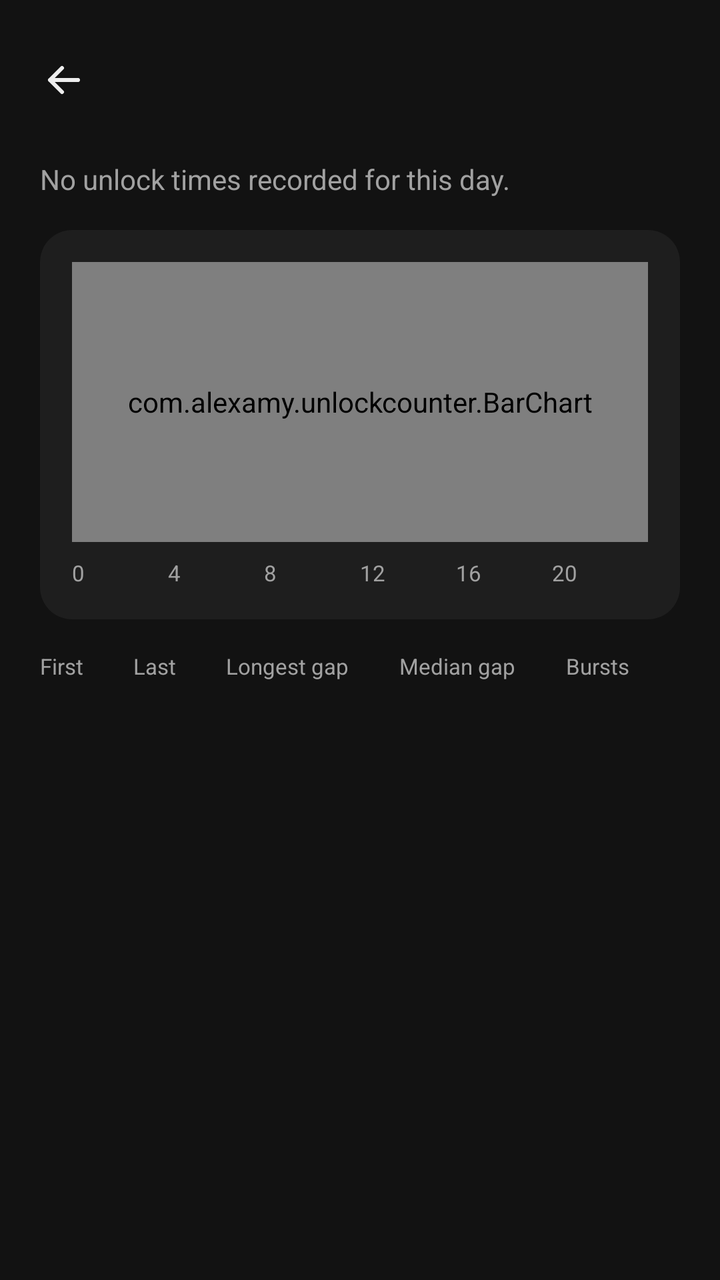
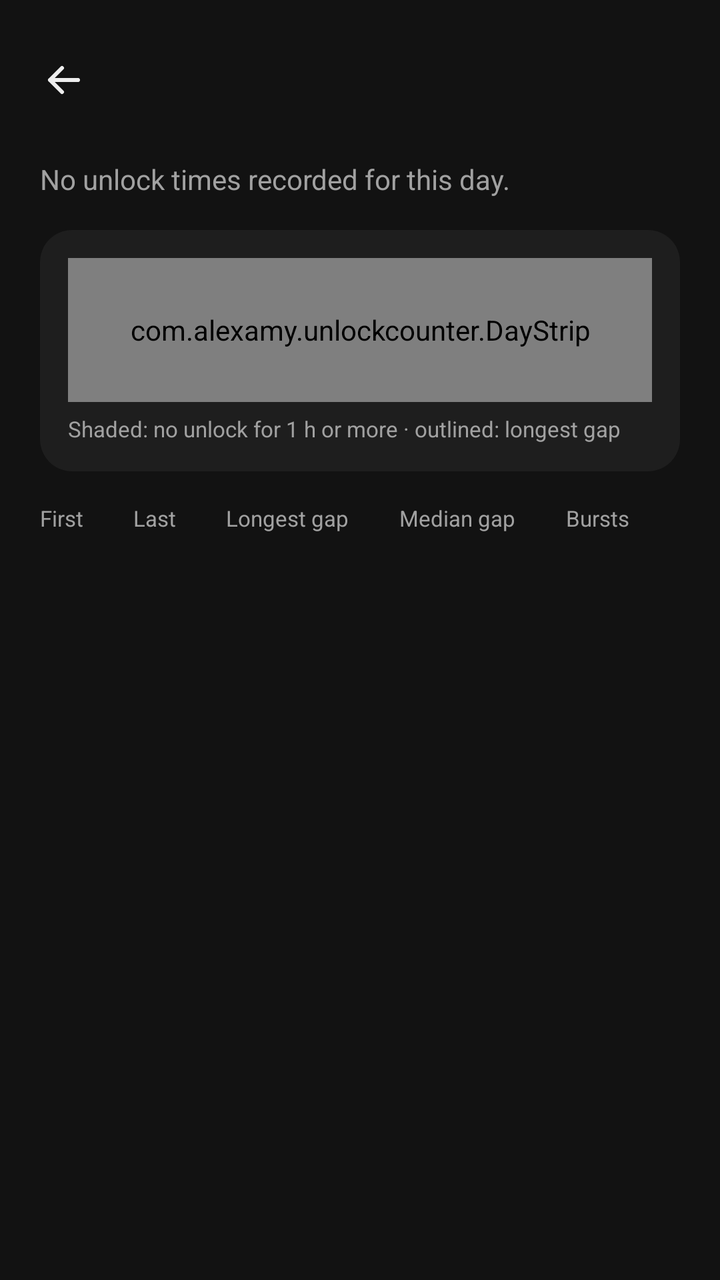

Compare the two renders of this Android layout. The source of the first and the diff that turns it into the second are given below.
<!-- AndroidManifest.xml: activity theme AppTheme -->
<!-- res/layout/activity_day.xml -->
<?xml version="1.0" encoding="utf-8"?>
<LinearLayout xmlns:android="http://schemas.android.com/apk/res/android"
    android:id="@+id/root"
    android:layout_width="match_parent"
    android:layout_height="match_parent"
    android:orientation="vertical">

    <LinearLayout
        android:layout_width="match_parent"
        android:layout_height="wrap_content"
        android:layout_marginTop="16dp"
        android:gravity="center_vertical"
        android:orientation="horizontal"
        android:paddingHorizontal="8dp">

        <ImageButton
            android:id="@+id/back"
            style="@style/Spot"
            android:layout_width="48dp"
            android:layout_height="48dp"
            android:background="?android:attr/selectableItemBackgroundBorderless"
            android:contentDescription="@string/back"
            android:src="@drawable/ic_back"
            android:tint="@color/text" />

        <TextView
            android:id="@+id/title"
            android:layout_width="0dp"
            android:layout_height="wrap_content"
            android:layout_marginStart="4dp"
            android:layout_weight="1"
            android:accessibilityHeading="true"
            android:textColor="@color/text"
            android:textSize="24sp"
            android:textStyle="bold" />
    </LinearLayout>

    <TextView
        android:id="@+id/day_empty"
        android:layout_width="match_parent"
        android:layout_height="wrap_content"
        android:paddingHorizontal="20dp"
        android:paddingTop="16dp"
        android:text="@string/day_no_times"
        android:textColor="@color/text_muted"
        android:textSize="14sp" />

    <LinearLayout
        android:id="@+id/day_content"
        android:layout_width="match_parent"
        android:layout_height="match_parent"
        android:orientation="vertical"
        android:paddingHorizontal="20dp">

        <LinearLayout
            android:layout_width="match_parent"
            android:layout_height="wrap_content"
            android:layout_marginVertical="16dp"
            android:background="@drawable/bg_card"
            android:orientation="vertical"
            android:padding="16dp">

            <com.alexamy.unlockcounter.BarChart
                android:id="@+id/hours"
                android:layout_width="match_parent"
                android:layout_height="140dp" />

            <LinearLayout
                android:layout_width="match_parent"
                android:layout_height="wrap_content"
                android:layout_marginTop="8dp"
                android:importantForAccessibility="noHideDescendants"
                android:orientation="horizontal">

                <TextView style="@style/HourLabel" android:text="0" />
                <TextView style="@style/HourLabel" android:text="4" />
                <TextView style="@style/HourLabel" android:text="8" />
                <TextView style="@style/HourLabel" android:text="12" />
                <TextView style="@style/HourLabel" android:text="16" />
                <TextView style="@style/HourLabel" android:text="20" />
            </LinearLayout>
        </LinearLayout>

        <LinearLayout
            android:layout_width="match_parent"
            android:layout_height="wrap_content"
            android:layout_marginBottom="16dp"
            android:orientation="horizontal">

            <LinearLayout style="@style/StatCell">
                <TextView style="@style/StatLabel" android:text="@string/stat_first" />
                <TextView android:id="@+id/first" style="@style/StatValue" />
            </LinearLayout>

            <LinearLayout style="@style/StatCell">
                <TextView style="@style/StatLabel" android:text="@string/stat_last" />
                <TextView android:id="@+id/last" style="@style/StatValue" />
            </LinearLayout>

            <LinearLayout style="@style/StatCell">
                <TextView style="@style/StatLabel" android:text="@string/stat_longest_gap" />
                <TextView android:id="@+id/longest_gap" style="@style/StatValue" />
            </LinearLayout>

            <LinearLayout style="@style/StatCell">
                <TextView style="@style/StatLabel" android:text="@string/stat_median_gap" />
                <TextView android:id="@+id/median_gap" style="@style/StatValue" />
            </LinearLayout>

            <LinearLayout style="@style/StatCell">
                <TextView style="@style/StatLabel" android:text="@string/stat_bursts" />
                <TextView android:id="@+id/bursts" style="@style/StatValue" />
            </LinearLayout>
        </LinearLayout>

        <TextView
            android:id="@+id/partial"
            android:layout_width="match_parent"
            android:layout_height="wrap_content"
            android:layout_marginBottom="8dp"
            android:textColor="@color/text_muted"
            android:textSize="13sp" />

        <ListView
            android:id="@+id/times"
            android:layout_width="match_parent"
            android:layout_height="0dp"
            android:layout_weight="1"
            android:divider="@color/surface_high"
            android:dividerHeight="1dp" />
    </LinearLayout>
</LinearLayout>
<!-- resources referenced by this layout -->
<resources>
  <color name="surface_high">#2A2A2A</color>
  <color name="text">#EDEDED</color>
  <color name="text_muted">#A1A1A1</color>
  <!-- drawable bg_card (drawable) -->
  <?xml version="1.0" encoding="utf-8"?>
  <shape xmlns:android="http://schemas.android.com/apk/res/android" android:shape="rectangle">
      <solid android:color="@color/surface" />
      <corners android:radius="16dp" />
  </shape>
  <!-- drawable ic_back (drawable) -->
  <?xml version="1.0" encoding="utf-8"?>
  <vector xmlns:android="http://schemas.android.com/apk/res/android"
      android:width="24dp"
      android:height="24dp"
      android:autoMirrored="true"
      android:viewportWidth="24"
      android:viewportHeight="24">
      <path
          android:pathData="M19,12H5M11,6l-6,6 6,6"
          android:strokeWidth="2"
          android:strokeColor="#FFFFFF"
          android:strokeLineCap="round"
          android:strokeLineJoin="round" />
  </vector>
  <string name="back">Back</string>
  <string name="day_no_times">No unlock times recorded for this day.</string>
  <string name="stat_bursts">Bursts</string>
  <string name="stat_first">First</string>
  <string name="stat_last">Last</string>
  <string name="stat_longest_gap">Longest gap</string>
  <string name="stat_median_gap">Median gap</string>
  <style name="HourLabel">
          <item name="android:layout_width">0dp</item>
          <item name="android:layout_height">wrap_content</item>
          <item name="android:layout_weight">1</item>
          <item name="android:textColor">@color/text_muted</item>
          <item name="android:textSize">11sp</item>
      </style>
  <style name="Spot" parent="@android:style/Widget.DeviceDefault.Button.Borderless">
          <item name="android:minHeight">48dp</item>
          <item name="android:minWidth">48dp</item>
          <item name="android:background">@drawable/bg_spot</item>
          <item name="android:stateListAnimator">@null</item>
      </style>
  <style name="StatCell">
          <item name="android:layout_width">wrap_content</item>
          <item name="android:layout_marginEnd">8dp</item>
          <item name="android:layout_height">wrap_content</item>
          <item name="android:layout_weight">1</item>
          <item name="android:orientation">vertical</item>
          <item name="android:focusable">true</item>
      </style>
  <style name="StatLabel">
          <item name="android:layout_width">wrap_content</item>
          <item name="android:layout_height">wrap_content</item>
          <item name="android:textColor">@color/text_muted</item>
          <item name="android:textSize">11sp</item>
      </style>
  <style name="StatValue">
          <item name="android:layout_width">wrap_content</item>
          <item name="android:layout_height">wrap_content</item>
          <item name="android:layout_marginTop">2dp</item>
          <item name="android:fontFeatureSettings">tnum</item>
          <item name="android:textColor">@color/text</item>
          <item name="android:textSize">15sp</item>
          <item name="android:textStyle">bold</item>
      </style>
  <style name="AppTheme" parent="@android:style/Theme.DeviceDefault.NoActionBar">
          <item name="android:windowBackground">@color/background</item>
          <item name="android:statusBarColor">@color/background</item>
          <item name="android:navigationBarColor">@color/background</item>
          <item name="android:colorAccent">@color/accent</item>
          <item name="android:textColorPrimary">@color/text</item>
          <item name="android:textColorSecondary">@color/text_muted</item>
      </style>
  <color name="surface">#1E1E1E</color>
  <color name="background">#121212</color>
  <color name="accent">#8AB4F8</color>
  <!-- unchanged entries left out for length: 1 -->
</resources>

<!-- the commit's change to res/layout/activity_day.xml (unified diff, before → after) -->
@@ -58,27 +58,21 @@
             android:layout_marginVertical="16dp"
             android:background="@drawable/bg_card"
             android:orientation="vertical"
-            android:padding="16dp">
+            android:padding="14dp">
 
-            <com.alexamy.unlockcounter.BarChart
-                android:id="@+id/hours"
+            <com.alexamy.unlockcounter.DayStrip
+                android:id="@+id/strip"
                 android:layout_width="match_parent"
-                android:layout_height="140dp" />
+                android:layout_height="72dp" />
 
-            <LinearLayout
-                android:layout_width="match_parent"
+            <TextView
+                android:layout_width="wrap_content"
                 android:layout_height="wrap_content"
-                android:layout_marginTop="8dp"
-                android:importantForAccessibility="noHideDescendants"
-                android:orientation="horizontal">
-
-                <TextView style="@style/HourLabel" android:text="0" />
-                <TextView style="@style/HourLabel" android:text="4" />
-                <TextView style="@style/HourLabel" android:text="8" />
-                <TextView style="@style/HourLabel" android:text="12" />
-                <TextView style="@style/HourLabel" android:text="16" />
-                <TextView style="@style/HourLabel" android:text="20" />
-            </LinearLayout>
+                android:layout_marginTop="6dp"
+                android:importantForAccessibility="no"
+                android:text="@string/strip_legend"
+                android:textColor="@color/text_muted"
+                android:textSize="11sp" />
         </LinearLayout>
 
         <LinearLayout
@@ -122,11 +116,11 @@
             android:textSize="13sp" />
 
         <ListView
-            android:id="@+id/times"
+            android:id="@+id/timeline"
             android:layout_width="match_parent"
             android:layout_height="0dp"
             android:layout_weight="1"
-            android:divider="@color/surface_high"
-            android:dividerHeight="1dp" />
+            android:choiceMode="singleChoice"
+            android:divider="@null" />
     </LinearLayout>
 </LinearLayout>
<!-- resource entries referenced after the edit -->
@@ -31,13 +31,7 @@
   <string name="stat_last">Last</string>
   <string name="stat_longest_gap">Longest gap</string>
   <string name="stat_median_gap">Median gap</string>
-  <style name="HourLabel">
-          <item name="android:layout_width">0dp</item>
-          <item name="android:layout_height">wrap_content</item>
-          <item name="android:layout_weight">1</item>
-          <item name="android:textColor">@color/text_muted</item>
-          <item name="android:textSize">11sp</item>
-      </style>
+  <string name="strip_legend">Shaded: no unlock for 1 h or more · outlined: longest gap</string>
   <style name="Spot" parent="@android:style/Widget.DeviceDefault.Button.Borderless">
           <item name="android:minHeight">48dp</item>
           <item name="android:minWidth">48dp</item>
